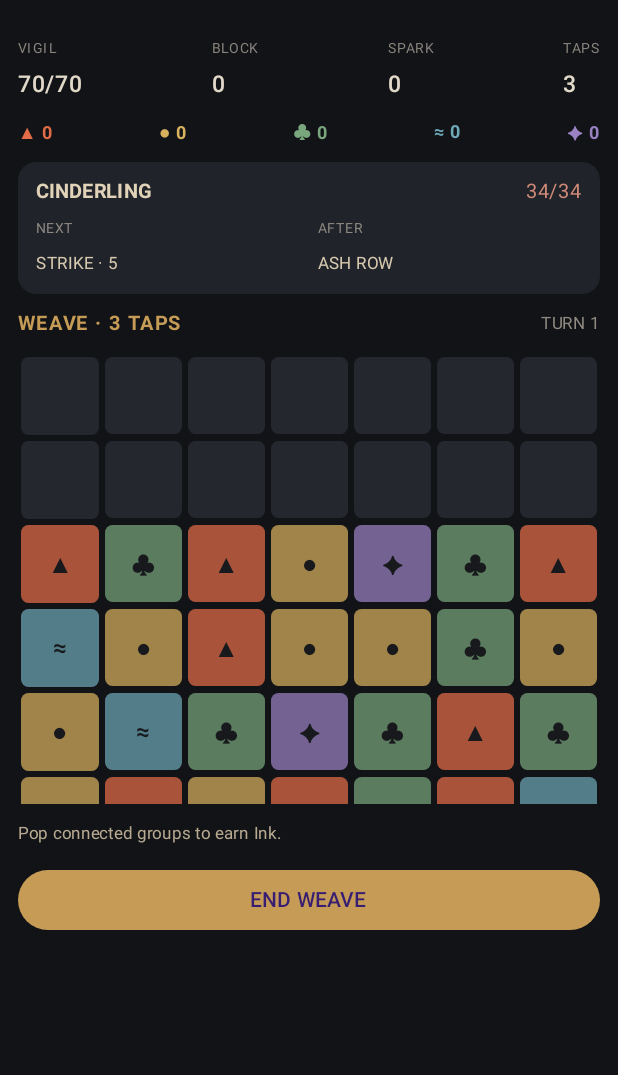
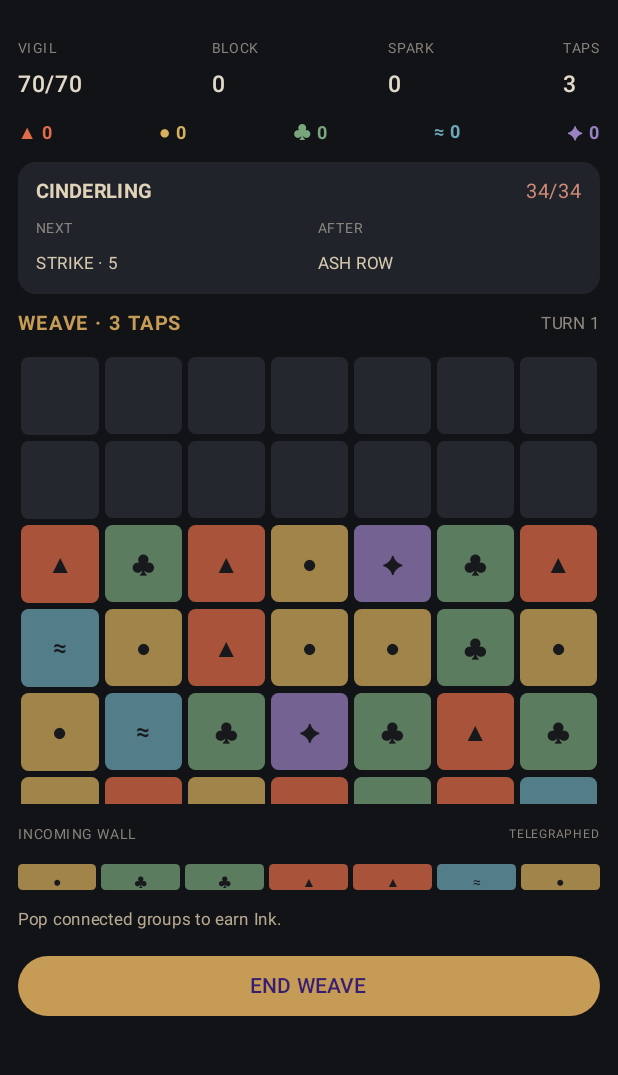
Before and after one commit to grep999/Apo, an Android app built with Jetpack Compose: the screen it shows after launch (MainActivity), after a tap on "ENTER THE CAIRN", on a phone screen of 412 x 824 dp, the part 69-1144 px from its top. Run offline under Robolectric (Android 15) with nearby library versions, the phone set to English and light mode, and no system bars.

Commit message:
feat(android): expose telegraphed incoming Wall row

```diff
--- a/android-app/src/main/kotlin/com/emberfall/app/MainActivity.kt
+++ b/android-app/src/main/kotlin/com/emberfall/app/MainActivity.kt
@@ -220,6 +220,24 @@ private fun CombatScreen(session: GameSession, onSessionChange: (GameSession) ->
                 }
             }
         }
+        Row(Modifier.fillMaxWidth(), horizontalArrangement = Arrangement.SpaceBetween, verticalAlignment = Alignment.CenterVertically) {
+            Text("INCOMING WALL", color = Color(0xFF88837B), fontSize = 9.sp, letterSpacing = 1.sp)
+            Text("TELEGRAPHED", color = Color(0xFF88837B), fontSize = 8.sp)
+        }
+        Row(Modifier.fillMaxWidth(), horizontalArrangement = Arrangement.spacedBy(3.dp)) {
+            combat.board.incoming.forEachIndexed { column, cell ->
+                Surface(
+                    modifier = Modifier.weight(1f).height(17.dp)
+                        .semantics { contentDescription = "Incoming column ${column + 1}: ${cell?.kind?.name ?: "empty"}" },
+                    color = tileColor(cell),
+                    shape = RoundedCornerShape(3.dp)
+                ) {
+                    Box(contentAlignment = Alignment.Center) {
+                        Text(tileGlyph(cell), color = tileForeground(cell), fontSize = 9.sp)
+                    }
+                }
+            }
+        }
         Text(feedback, color = Color(0xFFB8AA91), fontSize = 11.sp, minLines = 1)
         if (combat.phase == CombatPhase.CAST) {
             if (chiselMode) {
```
